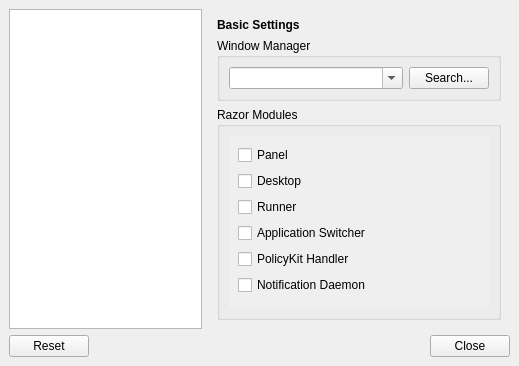
First picture: the form in config/sessionconfigwindow.ui, repository lxqt/lxqt-session, before the edit.
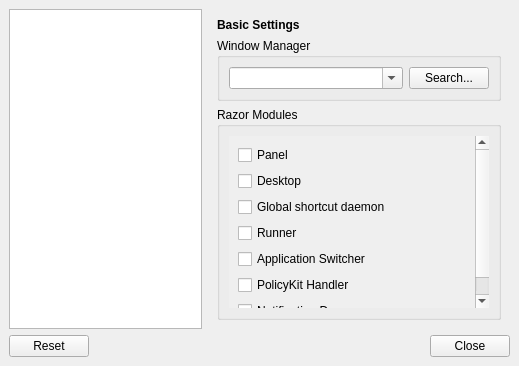
Second picture: the form after the edit. Custom widgets are drawn as their Qt base class.

Commit message: Adding auto start option of global shortcut daemon

```diff
--- a/config/sessionconfigwindow.ui
+++ b/config/sessionconfigwindow.ui
@@ -100,8 +100,8 @@
                  <rect>
                   <x>0</x>
                   <y>0</y>
-                  <width>303</width>
-                  <height>159</height>
+                  <width>275</width>
+                  <height>227</height>
                  </rect>
                 </property>
                 <layout class="QGridLayout" name="gridLayout_4">
@@ -119,21 +119,21 @@
                    </property>
                   </widget>
                  </item>
-                 <item row="2" column="0">
+                 <item row="3" column="0">
                   <widget class="QCheckBox" name="runnerCheckBox">
                    <property name="text">
                     <string>Runner</string>
                    </property>
                   </widget>
                  </item>
-                 <item row="3" column="0">
+                 <item row="4" column="0">
                   <widget class="QCheckBox" name="appswitcherCheckBox">
                    <property name="text">
                     <string>Application Switcher</string>
                    </property>
                   </widget>
                  </item>
-                 <item row="6" column="0">
+                 <item row="7" column="0">
                   <spacer name="verticalSpacer">
                    <property name="orientation">
                     <enum>Qt::Vertical</enum>
@@ -146,20 +146,27 @@
                    </property>
                   </spacer>
                  </item>
-                 <item row="4" column="0">
+                 <item row="5" column="0">
                   <widget class="QCheckBox" name="policyKitCheckBox">
                    <property name="text">
                     <string>PolicyKit Handler</string>
                    </property>
                   </widget>
                  </item>
-                 <item row="5" column="0">
+                 <item row="6" column="0">
                   <widget class="QCheckBox" name="notificationdCheckBox">
                    <property name="text">
                     <string>Notification Daemon</string>
                    </property>
                   </widget>
                  </item>
+                 <item row="2" column="0">
+                  <widget class="QCheckBox" name="globalaccelCheckBox">
+                   <property name="text">
+                    <string>Global shortcut daemon</string>
+                   </property>
+                  </widget>
+                 </item>
                 </layout>
                </widget>
               </widget>
```
Left out of the diff: 4 changed lines with no effect on the pictures. The commit also changes 1 other file.
